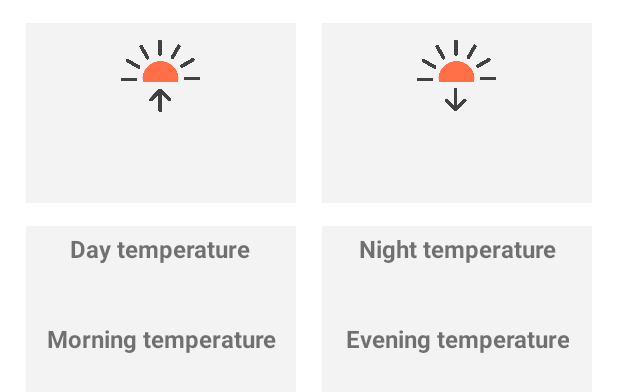
After one commit to huhbxxd/Weather, an Android app: the layout activity_detail_weather_daily.xml on its own in the app's theme, with its tools: preview values and no code run, on a phone screen of 412 x 824 dp. The commit adds this screen. Shown: the top 392 px of the screen. Run offline under Robolectric (Android 15) with nearby library versions, the phone set to English and light mode, and no system bars.

Commit message:
create detail weather

```diff
--- a/app/src/main/java/com/example/weather/screens/cities/CitiesActivity.kt
+++ b/app/src/main/java/com/example/weather/screens/cities/CitiesActivity.kt
@@ -63,7 +63,6 @@ class CitiesActivity: BaseActivity(){
                 viewModel.onSearch(query)
                 return true
             }
-
             override fun onQueryTextChange(newText: String?): Boolean {
                 queryText = newText!!
                 viewModel.onSearch(newText)
@@ -96,24 +95,21 @@ class CitiesActivity: BaseActivity(){
                 }
             }
         })
-
     }
 
     override fun onResume() {
         super.onResume()
-
         viewModel.citiesViewModel.observe(this, Observer {
             adapterCities.hasLoading = it.second
             adapterCities.listCities = it.first
         })
-
     }
 
     private fun onItemClick(city: CitiesFields) {
         val list = city.coordCity!!
         val intent = Intent(this, MainActivity::class.java)
-            .apply { putExtra(MainActivity.LATITUDE, list[0])
-                     putExtra(MainActivity.LONTITUDE, list[1])
+            .apply { putExtra(MainActivity.LATITUDE_EXTRA, list[0])
+                     putExtra(MainActivity.LONTITUDE_EXTRA, list[1])
                      putExtra(MainActivity.CITY_NAME_EXTRA, city.cityName)}
         startActivity(intent)
     }
--- a/app/src/main/java/com/example/weather/screens/main/MainActivity.kt
+++ b/app/src/main/java/com/example/weather/screens/main/MainActivity.kt
@@ -23,8 +23,8 @@ import kotlin.properties.Delegates
 class MainActivity: BaseActivity() {
 
     companion object {
-        const val LATITUDE = "latitude"
-        const val LONTITUDE = "lontitude"
+        const val LATITUDE_EXTRA = "latitude"
+        const val LONTITUDE_EXTRA = "lontitude"
         const val CITY_NAME_EXTRA = "CITY_NAME_EXTRA"
         const val defaultValue = 0.0
     }
@@ -73,8 +73,8 @@ class MainActivity: BaseActivity() {
 
         if (!permissionState) {
             with(intent) {
-                viewModel.lat = getDoubleExtra(LATITUDE, defaultValue)
-                viewModel.lon = getDoubleExtra(LONTITUDE, defaultValue)
+                viewModel.lat = getDoubleExtra(LATITUDE_EXTRA, defaultValue)
+                viewModel.lon = getDoubleExtra(LONTITUDE_EXTRA, defaultValue)
             }
         } else {
             viewModel.permissionState = permissionState
--- /dev/null
+++ b/app/src/main/res/layout/activity_detail_weather_daily.xml
@@ -0,0 +1,152 @@
+<?xml version="1.0" encoding="utf-8"?>
+<androidx.constraintlayout.widget.ConstraintLayout xmlns:android="http://schemas.android.com/apk/res/android"
+    xmlns:app="http://schemas.android.com/apk/res-auto"
+    android:layout_width="match_parent"
+    android:layout_height="match_parent">
+
+    <FrameLayout
+        android:id="@+id/detailFrameSunrise"
+        android:layout_width="180dp"
+        android:layout_height="120dp"
+        android:layout_marginTop="15dp"
+        android:background="@color/grey_back_framelayout"
+        android:elevation="10dp"
+        app:layout_constraintHorizontal_bias="0.5"
+        app:layout_constraintEnd_toStartOf="@+id/detailFrameSunset"
+        app:layout_constraintStart_toStartOf="parent"
+        app:layout_constraintTop_toTopOf="parent">
+        <ImageView
+            android:layout_width="70dp"
+            android:layout_height="70dp"
+            android:src="@drawable/sunrise"
+            android:layout_gravity="center|top"/>
+        <TextView
+            android:id="@id/sunriseTime"
+            android:layout_width="120dp"
+            android:layout_height="40dp"
+            android:layout_marginBottom="5dp"
+            android:textSize="28sp"
+            android:textStyle="bold"
+            android:gravity="center"
+            android:layout_gravity="center|bottom"/>
+    </FrameLayout>
+
+    <FrameLayout
+        android:id="@+id/detailFrameSunset"
+        android:layout_width="180dp"
+        android:layout_height="120dp"
+        android:layout_marginTop="15dp"
+        android:background="@color/grey_back_framelayout"
+        android:elevation="10dp"
+        app:layout_constraintHorizontal_bias="0.5"
+        app:layout_constraintEnd_toEndOf="parent"
+        app:layout_constraintStart_toEndOf="@+id/detailFrameSunrise"
+        app:layout_constraintTop_toTopOf="parent">
+        <ImageView
+            android:layout_width="70dp"
+            android:layout_height="70dp"
+            android:src="@drawable/sunset"
+            android:layout_gravity="center|top"/>
+        <TextView
+            android:id="@id/sunsetTime"
+            android:layout_width="120dp"
+            android:layout_height="40dp"
+            android:layout_marginBottom="5dp"
+            android:textSize="28sp"
+            android:textStyle="bold"
+            android:gravity="center"
+            android:layout_gravity="center|bottom"/>
+    </FrameLayout>
+
+    <FrameLayout
+        android:id="@+id/detailFrameTempDay"
+        android:layout_width="180dp"
+        android:layout_height="120dp"
+        android:layout_marginTop="15dp"
+        android:background="@color/grey_back_framelayout"
+        android:elevation="10dp"
+        app:layout_constraintHorizontal_bias="0.5"
+        app:layout_constraintTop_toBottomOf="@id/detailFrameSunrise"
+        app:layout_constraintEnd_toStartOf="@+id/detailFrameSunset"
+        app:layout_constraintStart_toStartOf="parent">
+        <TextView
+            android:layout_width="wrap_content"
+            android:layout_height="30dp"
+            android:layout_gravity="center|top"
+            android:text="@string/day_temperature"
+            android:textStyle="bold"
+            android:textSize="16sp"
+            android:gravity="center" />
+        <TextView
+            android:id="@id/tempDayWeek"
+            android:layout_width="120dp"
+            android:layout_height="30dp"
+            android:layout_gravity="center"
+            android:layout_marginBottom="15dp"
+            android:textSize="14sp"
+            android:gravity="center"/>
+        <TextView
+            android:layout_width="wrap_content"
+            android:layout_height="30dp"
+            android:layout_gravity="center"
+            android:layout_marginTop="15dp"
+            android:text="@string/morning_temperature"
+            android:textSize="16sp"
+            android:textStyle="bold"
+            android:gravity="center"/>
+        <TextView
+            android:id="@+id/mornTemperature"
+            android:layout_width="120dp"
+            android:layout_height="30dp"
+            android:layout_gravity="center|bottom"
+            android:textSize="14sp"
+            android:gravity="center"/>
+    </FrameLayout>
+
+    <FrameLayout
+        android:id="@+id/detailFrameTempNight"
+        android:layout_width="180dp"
+        android:layout_height="120dp"
+        android:layout_marginTop="15dp"
+        android:background="@color/grey_back_framelayout"
+        android:elevation="10dp"
+        app:layout_constraintHorizontal_bias="0.5"
+        app:layout_constraintEnd_toEndOf="parent"
+        app:layout_constraintStart_toEndOf="@+id/detailFrameSunrise"
+        app:layout_constraintTop_toBottomOf="@id/detailFrameSunset">
+        <TextView
+            android:layout_width="wrap_content"
+            android:layout_height="30dp"
+            android:layout_gravity="center|top"
+            android:text="@string/night_temperature"
+            android:textStyle="bold"
+            android:textSize="16sp"
+            android:gravity="center" />
+        <TextView
+            android:id="@id/tempNightWeek"
+            android:layout_width="120dp"
+            android:layout_height="30dp"
+            android:layout_gravity="center"
+            android:layout_marginBottom="15dp"
+            android:textSize="14sp"
+            android:gravity="center"/>
+        <TextView
+            android:layout_width="wrap_content"
+            android:layout_height="30dp"
+            android:layout_gravity="center"
+            android:layout_marginTop="15dp"
+            android:text="@string/evening_temperature"
+            android:textSize="16sp"
+            android:textStyle="bold"
+            android:gravity="center"/>
+        <TextView
+            android:id="@+id/eveTemperature"
+            android:layout_width="120dp"
+            android:layout_height="30dp"
+            android:layout_gravity="center|bottom"
+            android:textSize="14sp"
+            android:gravity="center"/>
+    </FrameLayout>
+
+
+</androidx.constraintlayout.widget.ConstraintLayout>
--- /dev/null
+++ b/app/src/main/res/layout/activity_detail_weather_hourly.xml
@@ -0,0 +1,6 @@
+<?xml version="1.0" encoding="utf-8"?>
+<androidx.constraintlayout.widget.ConstraintLayout
+    xmlns:android="http://schemas.android.com/apk/res/android" android:layout_width="match_parent"
+    android:layout_height="match_parent">
+
+</androidx.constraintlayout.widget.ConstraintLayout>
--- a/app/src/main/res/values/colors.xml
+++ b/app/src/main/res/values/colors.xml
@@ -8,4 +8,5 @@
     <color name="black">#FF000000</color>
     <color name="white">#FFFFFFFF</color>
     <color name="grey">#A6A6A6</color>
+    <color name="grey_back_framelayout">#F3F3F3</color>
 </resources>
--- a/app/src/main/res/values/strings.xml
+++ b/app/src/main/res/values/strings.xml
@@ -37,4 +37,8 @@
     <!-- searchable -->
     <string name="search_hint">Search city</string>
     <string name="country">country</string>
+    <string name="day_temperature">Day temperature</string>
+    <string name="morning_temperature">Morning temperature</string>
+    <string name="night_temperature">Night temperature</string>
+    <string name="evening_temperature">Evening temperature</string>
 </resources>
```
Also changed, not shown: app/src/main/res/drawable/sunrise.png (added), app/src/main/res/drawable/sunset.png (added).
